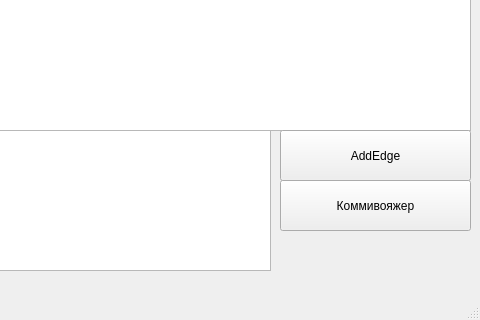
Old version of the form Semester2_Labs/UI-QT_LABS/komivoyajor/mainwindow.ui in the repository AlexXSpace228/PSTU-RIS-25-2b_Kosoturov.A.A_labs; both pictures show x 320 to 800 and y 280 to 600 of the 800 by 600 pixel window.
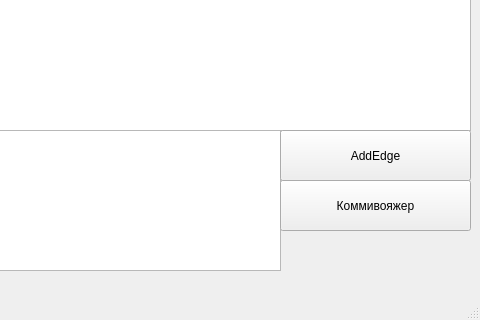
New version of the form.

```diff
--- a/Semester2_Labs/UI-QT_LABS/komivoyajor/mainwindow.ui
+++ b/Semester2_Labs/UI-QT_LABS/komivoyajor/mainwindow.ui
@@ -29,7 +29,7 @@
      <rect>
       <x>10</x>
       <y>410</y>
-      <width>581</width>
+      <width>591</width>
       <height>141</height>
      </rect>
     </property>
```
